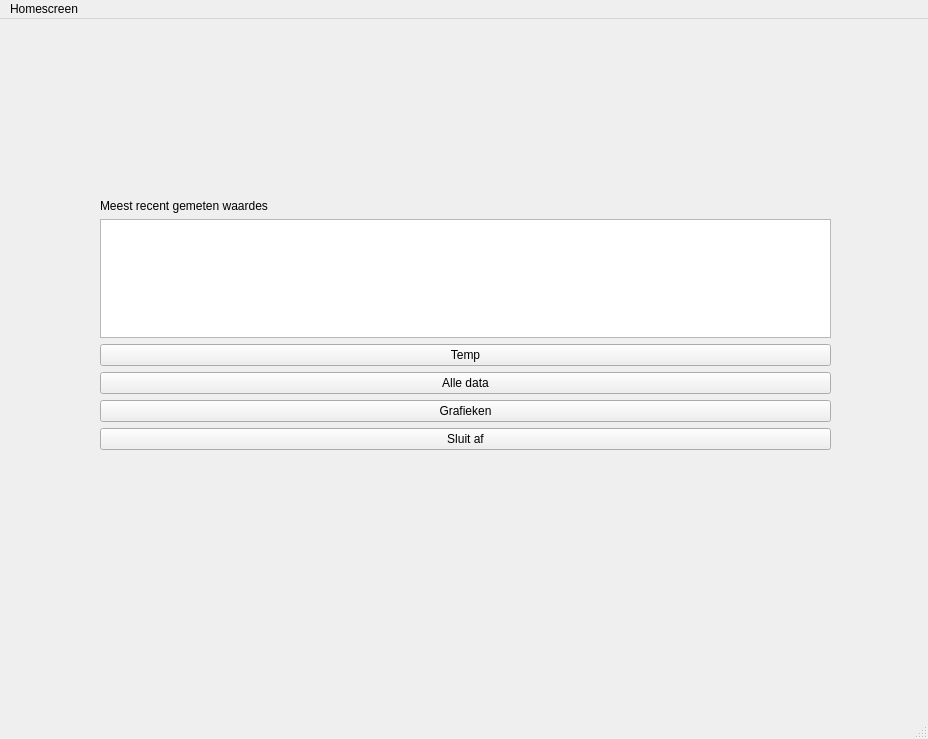
This is App/dbtest/mainwindow.ui in Julien01/Project-Weerstation as Qt 5 draws it before an edit. The edited form follows.
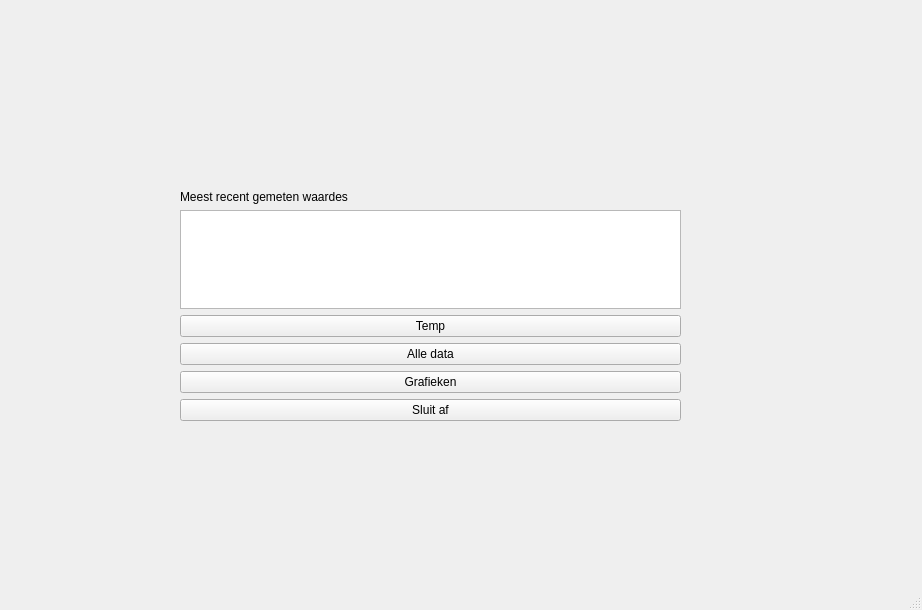
This is the edited form.

```diff
--- a/App/dbtest/mainwindow.ui
+++ b/App/dbtest/mainwindow.ui
@@ -6,8 +6,8 @@
    <rect>
     <x>0</x>
     <y>0</y>
-    <width>928</width>
-    <height>739</height>
+    <width>922</width>
+    <height>610</height>
    </rect>
   </property>
   <property name="windowTitle">
@@ -17,10 +17,10 @@
    <widget class="QWidget" name="gridLayoutWidget">
     <property name="geometry">
      <rect>
-      <x>100</x>
-      <y>180</y>
-      <width>731</width>
-      <height>251</height>
+      <x>180</x>
+      <y>190</y>
+      <width>501</width>
+      <height>231</height>
      </rect>
     </property>
     <layout class="QGridLayout" name="gridLayout">
@@ -65,22 +65,6 @@
     </layout>
    </widget>
   </widget>
-  <widget class="QMenuBar" name="menubar">
-   <property name="geometry">
-    <rect>
-     <x>0</x>
-     <y>0</y>
-     <width>928</width>
-     <height>26</height>
-    </rect>
-   </property>
-   <widget class="QMenu" name="menuHomescreen">
-    <property name="title">
-     <string>Homescreen</string>
-    </property>
-   </widget>
-   <addaction name="menuHomescreen"/>
-  </widget>
   <widget class="QStatusBar" name="statusbar"/>
  </widget>
  <resources/>
```
